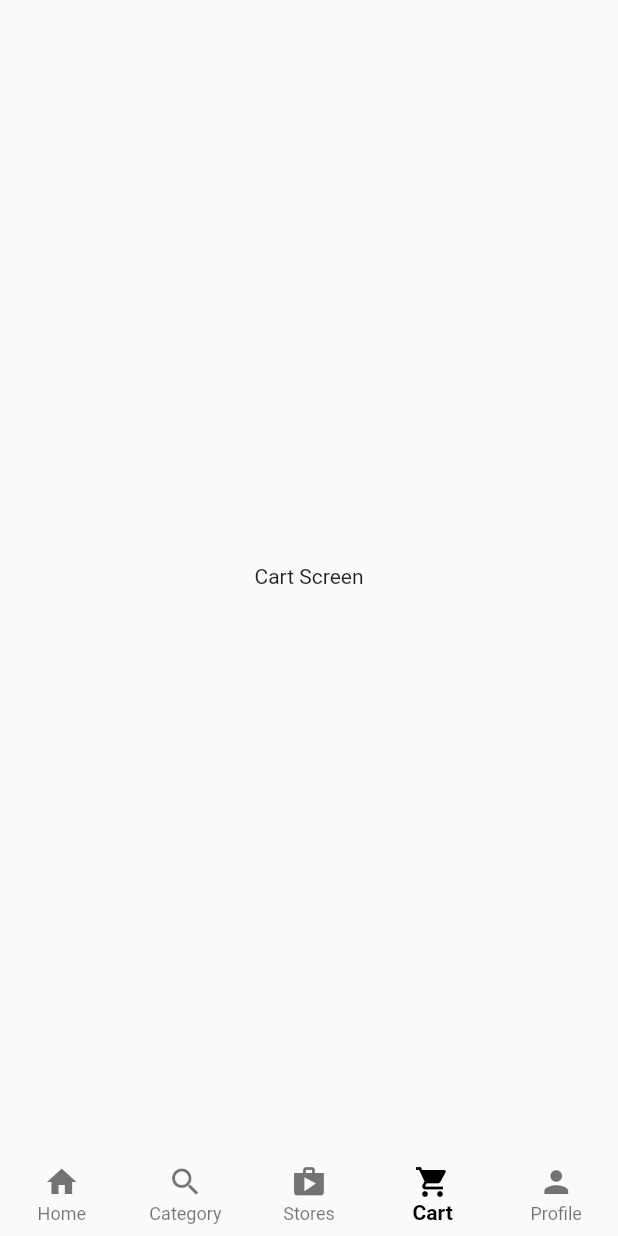
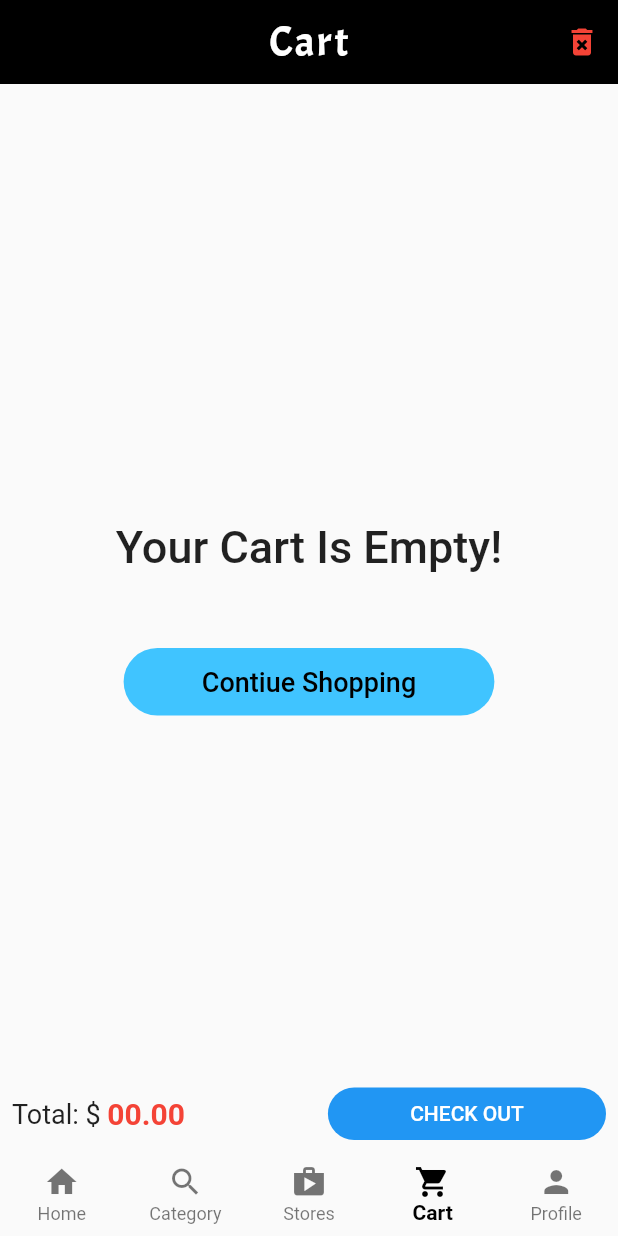
Before and after one commit to mumaralfajar/m-store-app, a Flutter app: the screen it shows after launch, item 4 of the bottom bar chosen, on a phone screen of 412 x 824 dp. Run offline on Flutter 3.47's test engine with Material 2 defaults, Android fonts, the phone set to English and light mode, and no system bars.

Commit message:
add cart & stores screen

```diff
--- /dev/null
+++ b/lib/main_screens/cart.dart
@@ -0,0 +1,101 @@
+import 'package:flutter/material.dart';
+import 'package:maru_store_app/main_screens/customer_home.dart';
+import 'package:maru_store_app/main_screens/home.dart';
+
+import '../widgets/appbar_widgets.dart';
+import '../widgets/blue_button.dart';
+
+class CartScreen extends StatelessWidget {
+  final Widget? back;
+  const CartScreen({Key? key, this.back}) : super(key: key);
+
+  @override
+  Widget build(BuildContext context) {
+    return Material(
+      child: SafeArea(
+        child: Scaffold(
+          appBar: AppBar(
+            leading: back,
+            actions: [
+              IconButton(
+                  onPressed: () {},
+                  icon: const Icon(
+                    Icons.delete_forever,
+                    color: Colors.red,
+                  ))
+            ],
+            elevation: 0,
+            backgroundColor: Colors.black,
+            centerTitle: true,
+            title: const AppBarTitle(
+              title: 'Cart',
+            ),
+          ),
+          body: Center(
+            child: Column(
+              mainAxisAlignment: MainAxisAlignment.center,
+              children: [
+                const Text(
+                  'Your Cart Is Empty!',
+                  style: TextStyle(fontSize: 30, fontWeight: FontWeight.w500),
+                ),
+                const SizedBox(
+                  height: 50,
+                ),
+                Container(
+                  height: 45,
+                  width: MediaQuery.of(context).size.width * 0.6,
+                  decoration: BoxDecoration(
+                      color: Colors.lightBlueAccent,
+                      borderRadius: BorderRadius.circular(25)),
+                  child: MaterialButton(
+                    minWidth: MediaQuery.of(context).size.width * 0.5,
+                    onPressed: () {
+                      Navigator.pushReplacement(
+                          context,
+                          MaterialPageRoute(
+                              builder: (context) =>
+                                  const CustomerHomeScreen()));
+                    },
+                    child: const Text(
+                      'Contiue Shopping',
+                      style: TextStyle(fontSize: 18, color: Colors.black),
+                    ),
+                  ),
+                )
+              ],
+            ),
+          ),
+          bottomSheet: Padding(
+            padding: const EdgeInsets.all(8.0),
+            child: Row(
+              mainAxisAlignment: MainAxisAlignment.spaceBetween,
+              children: [
+                Row(
+                  children: const [
+                    Text(
+                      'Total: \$ ',
+                      style: TextStyle(fontSize: 18),
+                    ),
+                    Text(
+                      '00.00',
+                      style: TextStyle(
+                          fontSize: 20,
+                          color: Colors.red,
+                          fontWeight: FontWeight.w600),
+                    ),
+                  ],
+                ),
+                BlueButton(
+                  width: 0.45,
+                  label: 'CHECK OUT',
+                  onPressed: () {},
+                )
+              ],
+            ),
+          ),
+        ),
+      ),
+    );
+  }
+}
--- a/lib/main_screens/customer_home.dart
+++ b/lib/main_screens/customer_home.dart
@@ -1,6 +1,8 @@
 import 'package:flutter/material.dart';
+import 'package:maru_store_app/main_screens/cart.dart';
 import 'package:maru_store_app/main_screens/category.dart';
 import 'package:maru_store_app/main_screens/home.dart';
+import 'package:maru_store_app/main_screens/stores.dart';
 
 class CustomerHomeScreen extends StatefulWidget {
   const CustomerHomeScreen({Key? key}) : super(key: key);
@@ -14,8 +16,8 @@ class _CustomerHomeScreenState extends State<CustomerHomeScreen> {
   final List<Widget> _tabs = const [
     HomeScreen(),
     CategoryScreen(),
-    Center(child: Text('Stores Screen')),
-    Center(child: Text('Cart Screen')),
+    StoresScreen(),
+    CartScreen(),
     Center(child: Text('Profile Screen')),
   ];
 
--- /dev/null
+++ b/lib/widgets/appbar_widgets.dart
@@ -0,0 +1,66 @@
+import 'package:flutter/material.dart';
+
+class AppBarBackButton extends StatelessWidget {
+  const AppBarBackButton({
+    Key? key,
+  }) : super(key: key);
+
+  @override
+  Widget build(BuildContext context) {
+    return IconButton(
+      icon: const Icon(
+        Icons.arrow_back_ios_new,
+        color: Colors.white,
+      ),
+      onPressed: () {
+        Navigator.pop(context);
+      },
+    );
+  }
+}
+
+class AppBarTitle extends StatelessWidget {
+  const AppBarTitle({
+    Key? key,
+    required this.title,
+  }) : super(key: key);
+
+  final String title;
+
+  @override
+  Widget build(BuildContext context) {
+    return Text(
+      title,
+      style: const TextStyle(
+        color: Colors.white,
+        fontFamily: 'Acme',
+        fontSize: 28,
+        letterSpacing: 1.5,
+      ),
+    );
+  }
+}
+
+class AppBarTitle2 extends StatelessWidget {
+  const AppBarTitle2({
+    Key? key,
+    required this.title,
+  }) : super(key: key);
+
+  final String title;
+
+  @override
+  Widget build(BuildContext context) {
+    return Center(
+      child: Text(
+        title,
+        style: const TextStyle(
+          color: Colors.white,
+          fontFamily: 'Acme',
+          fontSize: 28,
+          letterSpacing: 1.5,
+        ),
+      ),
+    );
+  }
+}
--- /dev/null
+++ b/lib/widgets/blue_button.dart
@@ -0,0 +1,30 @@
+import 'package:flutter/material.dart';
+
+class BlueButton extends StatelessWidget {
+  final String label;
+  final Function() onPressed;
+  final double width;
+  const BlueButton(
+      {Key? key,
+      required this.label,
+      required this.onPressed,
+      required this.width})
+      : super(key: key);
+
+  @override
+  Widget build(BuildContext context) {
+    return Container(
+      height: 35,
+      width: MediaQuery.of(context).size.width * width,
+      decoration: BoxDecoration(
+          color: Colors.blue, borderRadius: BorderRadius.circular(25)),
+      child: MaterialButton(
+        onPressed: onPressed,
+        child: Text(
+          label,
+          style: const TextStyle(color: Colors.white),
+        ),
+      ),
+    );
+  }
+}
--- a/pubspec.yaml
+++ b/pubspec.yaml
@@ -96,3 +96,7 @@ flutter:
   #
   # For details regarding fonts from package dependencies,
   # see https://flutter.dev/custom-fonts/#from-packages
+  fonts:
+    - family: Acme
+      fonts:
+        - asset: fonts/Acme-Regular.ttf
```
Also changed, not shown: lib/main_screens/stores.dart (added, +19 -0 lines), lib/minor_screens/subcateg_products.dart (+5 -13 lines), fonts/Acme-Regular.ttf (added).
